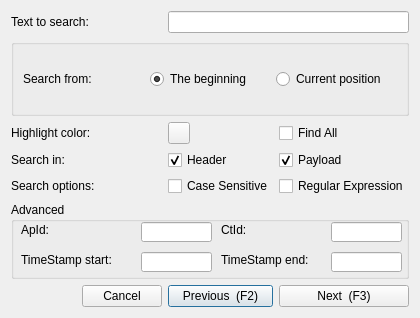
Before: the Qt Designer form src/searchdialog.ui in COVESA/dlt-viewer, drawn with Qt 5.
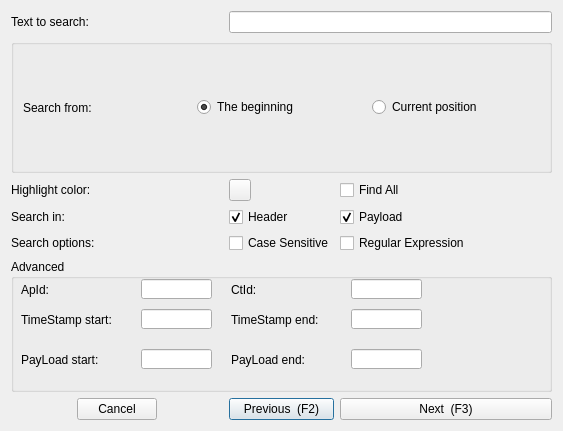
After: the same form once the commit is applied. Icons and pictures are not drawn.

Commit message: Advanced Search with Payload Boundaries Added Documentation to doc/search

The edit to the form file:
```diff
--- a/src/searchdialog.ui
+++ b/src/searchdialog.ui
@@ -6,8 +6,8 @@
    <rect>
     <x>0</x>
     <y>0</y>
-    <width>420</width>
-    <height>318</height>
+    <width>563</width>
+    <height>431</height>
    </rect>
   </property>
   <property name="windowTitle">
@@ -149,7 +149,7 @@
      </property>
     </widget>
    </item>
-   <item row="7" column="0">
+   <item row="7" column="0" alignment="Qt::AlignHCenter">
     <widget class="QDialogButtonBox" name="buttonBox">
      <property name="layoutDirection">
       <enum>Qt::LeftToRight</enum>
@@ -220,7 +220,7 @@
         <x>10</x>
         <y>20</y>
         <width>51</width>
-        <height>16</height>
+        <height>21</height>
        </rect>
       </property>
       <property name="text">
@@ -230,10 +230,10 @@
      <widget class="QLabel" name="label_7">
       <property name="geometry">
        <rect>
-        <x>210</x>
+        <x>220</x>
         <y>20</y>
-        <width>41</width>
-        <height>16</height>
+        <width>51</width>
+        <height>21</height>
        </rect>
       </property>
       <property name="text">
@@ -243,7 +243,7 @@
      <widget class="QLineEdit" name="ctIdlineEdit">
       <property name="geometry">
        <rect>
-        <x>320</x>
+        <x>340</x>
         <y>20</y>
         <width>71</width>
         <height>20</height>
@@ -272,7 +272,7 @@
         <x>10</x>
         <y>50</y>
         <width>111</width>
-        <height>16</height>
+        <height>21</height>
        </rect>
       </property>
       <property name="text">
@@ -282,7 +282,7 @@
      <widget class="QLineEdit" name="timeEndlineEdit">
       <property name="geometry">
        <rect>
-        <x>320</x>
+        <x>340</x>
         <y>50</y>
         <width>71</width>
         <height>20</height>
@@ -295,16 +295,68 @@
      <widget class="QLabel" name="label_9">
       <property name="geometry">
        <rect>
-        <x>210</x>
+        <x>220</x>
         <y>50</y>
         <width>111</width>
-        <height>16</height>
+        <height>21</height>
        </rect>
       </property>
       <property name="text">
        <string>TimeStamp end:</string>
       </property>
      </widget>
+     <widget class="QLabel" name="label_10">
+      <property name="geometry">
+       <rect>
+        <x>10</x>
+        <y>90</y>
+        <width>111</width>
+        <height>21</height>
+       </rect>
+      </property>
+      <property name="text">
+       <string>PayLoad start:</string>
+      </property>
+     </widget>
+     <widget class="QLabel" name="label_11">
+      <property name="geometry">
+       <rect>
+        <x>220</x>
+        <y>90</y>
+        <width>111</width>
+        <height>21</height>
+       </rect>
+      </property>
+      <property name="text">
+       <string>PayLoad end:</string>
+      </property>
+     </widget>
+     <widget class="QLineEdit" name="payloadStartlineEdit">
+      <property name="geometry">
+       <rect>
+        <x>130</x>
+        <y>90</y>
+        <width>71</width>
+        <height>20</height>
+       </rect>
+      </property>
+      <property name="whatsThis">
+       <string>&lt;html&gt;&lt;head/&gt;&lt;body&gt;&lt;p&gt;Enter the TimeStamp start after which the text would be searched&lt;/p&gt;&lt;/body&gt;&lt;/html&gt;</string>
+      </property>
+     </widget>
+     <widget class="QLineEdit" name="payloadEndlineEdit">
+      <property name="geometry">
+       <rect>
+        <x>340</x>
+        <y>90</y>
+        <width>71</width>
+        <height>20</height>
+       </rect>
+      </property>
+      <property name="whatsThis">
+       <string>&lt;html&gt;&lt;head/&gt;&lt;body&gt;&lt;p&gt;Enter the TimeStamp end before which this text would be searched&lt;/p&gt;&lt;/body&gt;&lt;/html&gt;</string>
+      </property>
+     </widget>
     </widget>
    </item>
   </layout>
```
The commit also changes 3 other files.
